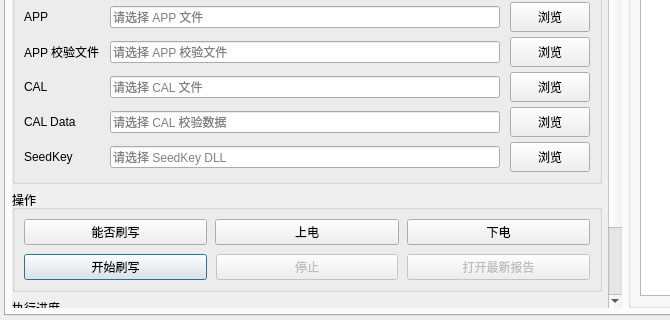
First picture: the form in src/ui/qt/main_window.ui, repository woshidafuyin/UDS_TOOLS, before the edit; both pictures show x 0 to 670 and y 400 to 720 of the 1100 by 720 pixel window.
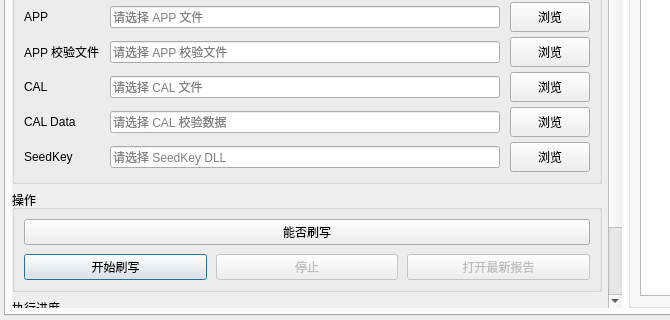
Second picture: the form after the edit.

The edit to the form file:
```diff
--- a/src/ui/qt/main_window.ui
+++ b/src/ui/qt/main_window.ui
@@ -557,26 +557,6 @@
                </property>
              </widget>
             </item>
-            <item>
-             <widget class="QPushButton" name="powerOnButton">
-              <property name="toolTip">
-               <string>仅对启用CANoe DOUT电源控制的Profile生效</string>
-              </property>
-              <property name="text">
-               <string>上电</string>
-              </property>
-             </widget>
-            </item>
-            <item>
-             <widget class="QPushButton" name="powerOffButton">
-              <property name="toolTip">
-               <string>仅对启用CANoe DOUT电源控制的Profile生效</string>
-              </property>
-              <property name="text">
-               <string>下电</string>
-              </property>
-             </widget>
-            </item>
            </layout>
           </item>
           <item>
```
Left out of the diff: 2 changed lines with no effect on the pictures.
